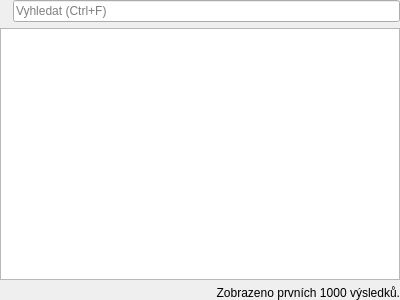
Above: src/gui/songlistwidget.ui from CZDanol/StrawLumen before the change. Below: the same form after it.
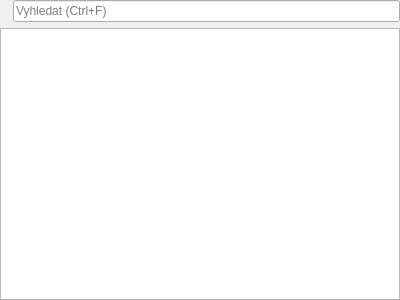
That is the form after the change. Icons and pictures are not drawn.

```diff
--- a/src/gui/songlistwidget.ui
+++ b/src/gui/songlistwidget.ui
@@ -52,9 +52,15 @@
      <property name="contextMenuPolicy">
       <enum>Qt::CustomContextMenu</enum>
      </property>
+     <property name="frameShadow">
+      <enum>QFrame::Plain</enum>
+     </property>
      <property name="alternatingRowColors">
       <bool>true</bool>
      </property>
+     <property name="rootIsDecorated">
+      <bool>false</bool>
+     </property>
      <property name="uniformRowHeights">
       <bool>true</bool>
      </property>
@@ -63,19 +69,6 @@
      </property>
     </widget>
    </item>
-   <item>
-    <widget class="QLabel" name="lblDisplayLimit">
-     <property name="text">
-      <string>Zobrazeno prvních 1000 výsledků.</string>
-     </property>
-     <property name="alignment">
-      <set>Qt::AlignRight|Qt::AlignTrailing|Qt::AlignVCenter</set>
-     </property>
-     <property name="wordWrap">
-      <bool>true</bool>
-     </property>
-    </widget>
-   </item>
   </layout>
  </widget>
  <resources>
```
Left out of the diff: 3 changed lines with no effect on the pictures.
